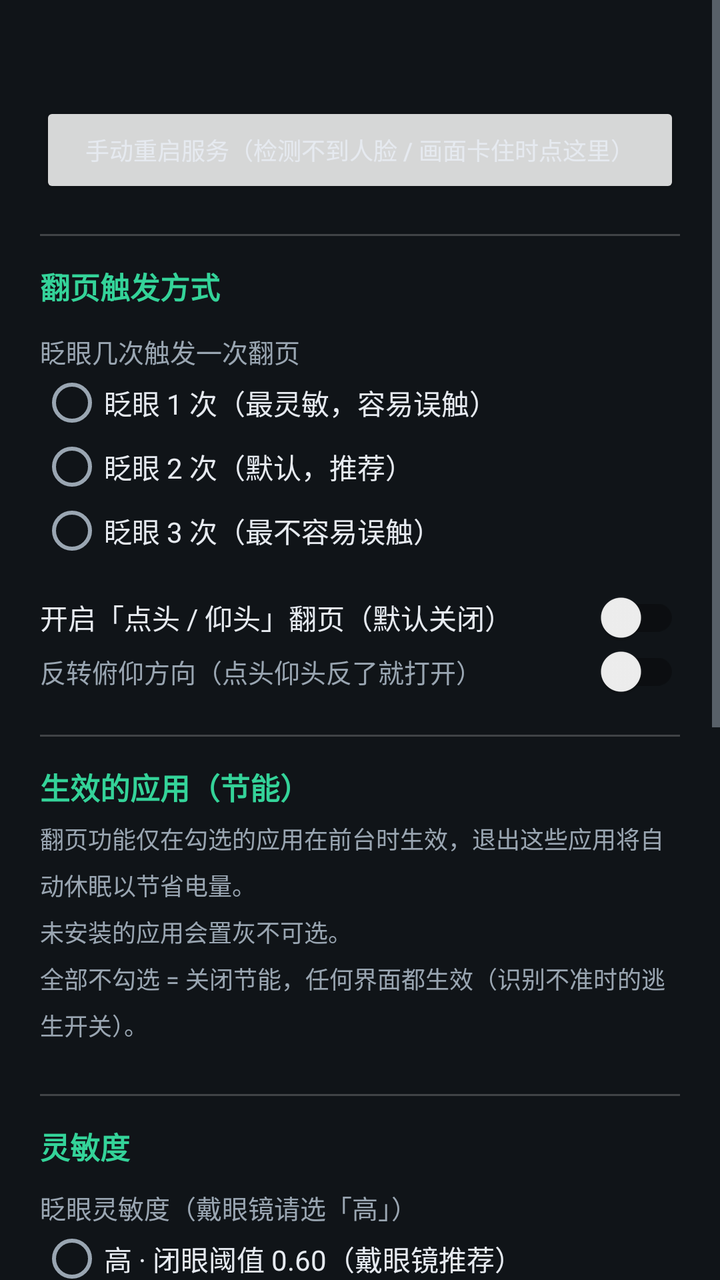
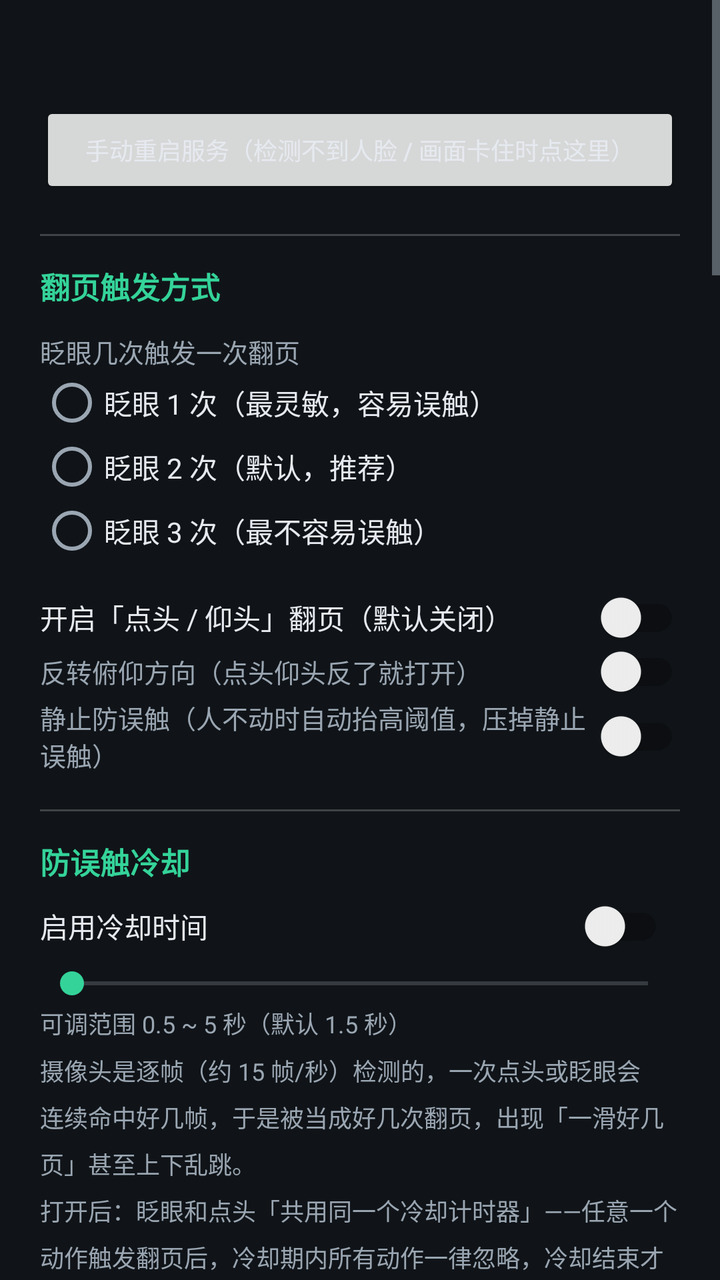

Compare the two renders of this Android layout. The source of the first and the diff that turns it into the second are given below.
<!-- AndroidManifest.xml: application theme Theme.GazeScroll -->
<!-- res/layout/activity_main.xml -->
<?xml version="1.0" encoding="utf-8"?>
<ScrollView xmlns:android="http://schemas.android.com/apk/res/android"
    android:layout_width="match_parent"
    android:layout_height="match_parent"
    android:background="@color/bg"
    android:fillViewport="true">

    <LinearLayout
        android:layout_width="match_parent"
        android:layout_height="wrap_content"
        android:orientation="vertical"
        android:padding="20dp">

        
        <TextView
            android:id="@+id/tvHint"
            android:layout_width="match_parent"
            android:layout_height="wrap_content"
            android:clickable="true"
            android:focusable="true"
            android:lineSpacingMultiplier="1.35"
            android:textColor="@color/on_surface"
            android:textSize="14sp" />

        <Button
            android:id="@+id/btnRestartService"
            android:layout_width="match_parent"
            android:layout_height="wrap_content"
            android:layout_marginTop="12dp"
            android:text="@string/btn_restart_service"
            android:textSize="12sp" />

        <View
            android:layout_width="match_parent"
            android:layout_height="1dp"
            android:layout_marginTop="18dp"
            android:layout_marginBottom="14dp"
            android:background="#33FFFFFF" />

        <TextView
            android:layout_width="match_parent"
            android:layout_height="wrap_content"
            android:text="@string/settings_title"
            android:textColor="@color/accent"
            android:textSize="15sp"
            android:textStyle="bold" />

        <TextView
            android:layout_width="match_parent"
            android:layout_height="wrap_content"
            android:layout_marginTop="12dp"
            android:text="@string/settings_blink_count"
            android:textColor="@color/on_surface_dim"
            android:textSize="13sp" />

        <RadioGroup
            android:id="@+id/rgBlinkCount"
            android:layout_width="match_parent"
            android:layout_height="wrap_content"
            android:orientation="vertical">

            <RadioButton
                android:id="@+id/rbBlink1"
                android:layout_width="match_parent"
                android:layout_height="wrap_content"
                android:text="@string/settings_blink_1"
                android:textColor="@color/on_surface"
                android:textSize="14sp" />

            <RadioButton
                android:id="@+id/rbBlink2"
                android:layout_width="match_parent"
                android:layout_height="wrap_content"
                android:text="@string/settings_blink_2"
                android:textColor="@color/on_surface"
                android:textSize="14sp" />

            <RadioButton
                android:id="@+id/rbBlink3"
                android:layout_width="match_parent"
                android:layout_height="wrap_content"
                android:text="@string/settings_blink_3"
                android:textColor="@color/on_surface"
                android:textSize="14sp" />
        </RadioGroup>

        <androidx.appcompat.widget.SwitchCompat
            android:id="@+id/switchHeadPose"
            android:layout_width="match_parent"
            android:layout_height="wrap_content"
            android:layout_marginTop="14dp"
            android:text="@string/settings_head_pose"
            android:textColor="@color/on_surface"
            android:textSize="14sp" />

        <androidx.appcompat.widget.SwitchCompat
            android:id="@+id/switchHeadInvert"
            android:layout_width="match_parent"
            android:layout_height="wrap_content"
            android:text="@string/settings_head_invert"
            android:textColor="@color/on_surface_dim"
            android:textSize="13sp" />

        <View
            android:layout_width="match_parent"
            android:layout_height="1dp"
            android:layout_marginTop="18dp"
            android:layout_marginBottom="14dp"
            android:background="#33FFFFFF" />

        <TextView
            android:layout_width="match_parent"
            android:layout_height="wrap_content"
            android:text="@string/settings_targets_title"
            android:textColor="@color/accent"
            android:textSize="15sp"
            android:textStyle="bold" />

        <TextView
            android:layout_width="match_parent"
            android:layout_height="wrap_content"
            android:layout_marginTop="6dp"
            android:lineSpacingMultiplier="1.35"
            android:text="@string/settings_targets_hint"
            android:textColor="@color/on_surface_dim"
            android:textSize="12sp" />

        
        <LinearLayout
            android:id="@+id/llTargetApps"
            android:layout_width="match_parent"
            android:layout_height="wrap_content"
            android:layout_marginTop="8dp"
            android:orientation="vertical" />

        <TextView
            android:id="@+id/tvTargetsNone"
            android:layout_width="match_parent"
            android:layout_height="wrap_content"
            android:paddingTop="4dp"
            android:text="@string/settings_targets_none"
            android:textColor="@color/state_cooldown"
            android:textSize="12sp"
            android:visibility="gone" />

        <View
            android:layout_width="match_parent"
            android:layout_height="1dp"
            android:layout_marginTop="18dp"
            android:layout_marginBottom="14dp"
            android:background="#33FFFFFF" />

        <TextView
            android:layout_width="match_parent"
            android:layout_height="wrap_content"
            android:text="@string/settings_sensitivity_title"
            android:textColor="@color/accent"
            android:textSize="15sp"
            android:textStyle="bold" />

        <TextView
            android:layout_width="match_parent"
            android:layout_height="wrap_content"
            android:layout_marginTop="10dp"
            android:text="@string/settings_blink_sensitivity"
            android:textColor="@color/on_surface_dim"
            android:textSize="13sp" />

        <RadioGroup
            android:id="@+id/rgBlinkSensitivity"
            android:layout_width="match_parent"
            android:layout_height="wrap_content"
            android:orientation="vertical">

            <RadioButton
                android:id="@+id/rbBlinkHigh"
                android:layout_width="match_parent"
                android:layout_height="wrap_content"
                android:text="@string/settings_blink_high"
                android:textColor="@color/on_surface"
                android:textSize="14sp" />

            <RadioButton
                android:id="@+id/rbBlinkMedium"
                android:layout_width="match_parent"
                android:layout_height="wrap_content"
                android:text="@string/settings_blink_medium"
                android:textColor="@color/on_surface"
                android:textSize="14sp" />

            <RadioButton
                android:id="@+id/rbBlinkLow"
                android:layout_width="match_parent"
                android:layout_height="wrap_content"
                android:text="@string/settings_blink_low"
                android:textColor="@color/on_surface"
                android:textSize="14sp" />
        </RadioGroup>

        <TextView
            android:layout_width="match_parent"
            android:layout_height="wrap_content"
            android:layout_marginTop="10dp"
            android:text="@string/settings_head_sensitivity"
            android:textColor="@color/on_surface_dim"
            android:textSize="13sp" />

        <RadioGroup
            android:id="@+id/rgHeadSensitivity"
            android:layout_width="match_parent"
            android:layout_height="wrap_content"
            android:orientation="vertical">

            <RadioButton
                android:id="@+id/rbHeadHigh"
                android:layout_width="match_parent"
                android:layout_height="wrap_content"
                android:text="@string/settings_head_high"
                android:textColor="@color/on_surface"
                android:textSize="14sp" />

            <RadioButton
                android:id="@+id/rbHeadMedium"
                android:layout_width="match_parent"
                android:layout_height="wrap_content"
                android:text="@string/settings_head_medium"
                android:textColor="@color/on_surface"
                android:textSize="14sp" />

            <RadioButton
                android:id="@+id/rbHeadLow"
                android:layout_width="match_parent"
                android:layout_height="wrap_content"
                android:text="@string/settings_head_low"
                android:textColor="@color/on_surface"
                android:textSize="14sp" />
        </RadioGroup>

        <TextView
            android:layout_width="match_parent"
            android:layout_height="wrap_content"
            android:layout_marginTop="14dp"
            android:text="@string/settings_live_title"
            android:textColor="@color/accent"
            android:textSize="15sp"
            android:textStyle="bold" />

        <TextView
            android:layout_width="match_parent"
            android:layout_height="wrap_content"
            android:layout_marginTop="4dp"
            android:lineSpacingMultiplier="1.3"
            android:text="@string/settings_live_hint"
            android:textColor="@color/on_surface_dim"
            android:textSize="12sp" />

        <TextView
            android:id="@+id/tvLiveValues"
            android:layout_width="match_parent"
            android:layout_height="wrap_content"
            android:layout_marginTop="6dp"
            android:fontFamily="monospace"
            android:lineSpacingMultiplier="1.35"
            android:text="@string/settings_live_empty"
            android:textColor="@color/on_surface"
            android:textSize="13sp" />

        <TextView
            android:layout_width="match_parent"
            android:layout_height="wrap_content"
            android:layout_marginTop="14dp"
            android:lineSpacingMultiplier="1.35"
            android:text="@string/settings_footer"
            android:textColor="@color/on_surface_dim"
            android:textSize="12sp" />
    </LinearLayout>
</ScrollView>
<!-- resources referenced by this layout -->
<resources>
  <color name="accent">#FF34D399</color>
  <color name="bg">#FF101418</color>
  <color name="on_surface">#FFE6EAF0</color>
  <color name="on_surface_dim">#FF9AA6B2</color>
  <color name="state_cooldown">#FFFBBF24</color>
  <string name="settings_blink_1">眨眼 1 次（最灵敏，容易误触）</string>
  <string name="settings_blink_2">眨眼 2 次（默认，推荐）</string>
  <string name="settings_blink_3">眨眼 3 次（最不容易误触）</string>
  <string name="settings_blink_count">眨眼几次触发一次翻页</string>
  <string name="settings_footer">点头向下 = 上一个视频；仰头向上 = 下一个视频。\n头部动作要在 0.5 秒内完成、并保持 0.2 秒才会触发，触发后冷却 2 秒。\n基准线自动学习（滑动窗口中位数），不需要手动校准。\n\n改完设置会立即保存并生效，可以返回桌面了。</string>
  <string name="settings_head_high">高 · 6°（轻点即可）</string>
  <string name="settings_head_low">低 · 12°（需要明显动作）</string>
  <string name="settings_head_medium">中 · 8°（默认）</string>
  <string name="settings_head_sensitivity">点头 / 仰头灵敏度</string>
  <string name="settings_live_empty">（未检测到人脸）</string>
  <string name="settings_live_title">实时数值（用来挑灵敏度）</string>
  <string name="settings_sensitivity_title">灵敏度</string>
  <string name="settings_targets_none">没有勾选任何应用，翻页不会生效。</string>
  <string name="settings_targets_title">生效的应用（节能）</string>
  <string name="settings_title">翻页触发方式</string>
  <!-- unchanged entries left out for length: 10 -->
</resources>

<!-- the commit's change to res/layout/activity_main.xml (unified diff, before → after) -->
@@ -101,6 +101,404 @@
             android:textColor="@color/on_surface_dim"
             android:textSize="13sp" />
 
+        
+        <androidx.appcompat.widget.SwitchCompat
+            android:id="@+id/switchStaticLock"
+            android:layout_width="match_parent"
+            android:layout_height="wrap_content"
+            android:text="@string/settings_static_lock"
+            android:textColor="@color/on_surface_dim"
+            android:textSize="13sp" />
+
+        <View
+            android:layout_width="match_parent"
+            android:layout_height="1dp"
+            android:layout_marginTop="18dp"
+            android:layout_marginBottom="14dp"
+            android:background="#33FFFFFF" />
+
+        <TextView
+            android:layout_width="match_parent"
+            android:layout_height="wrap_content"
+            android:text="@string/settings_cooldown_title"
+            android:textColor="@color/accent"
+            android:textSize="15sp"
+            android:textStyle="bold" />
+
+        
+        <LinearLayout
+            android:layout_width="match_parent"
+            android:layout_height="wrap_content"
+            android:layout_marginTop="8dp"
+            android:baselineAligned="true"
+            android:gravity="center_vertical"
+            android:orientation="horizontal">
+
+            <androidx.appcompat.widget.SwitchCompat
+                android:id="@+id/switchGlobalCooldown"
+                android:layout_width="0dp"
+                android:layout_height="wrap_content"
+                android:layout_weight="1"
+                android:text="@string/settings_cooldown_switch"
+                android:textColor="@color/on_surface"
+                android:textSize="14sp" />
+
+            <TextView
+                android:id="@+id/tvCooldownValue"
+                android:layout_width="wrap_content"
+                android:layout_height="wrap_content"
+                android:layout_marginStart="8dp"
+                android:fontFamily="monospace"
+                android:textColor="@color/accent"
+                android:textSize="14sp" />
+        </LinearLayout>
+
+        
+        <SeekBar
+            android:id="@+id/seekCooldown"
+            android:layout_width="match_parent"
+            android:layout_height="wrap_content"
+            android:layout_marginTop="6dp"
+            android:max="18" />
+        <TextView
+            android:id="@+id/tvCooldownRange"
+            android:layout_width="match_parent"
+            android:layout_height="wrap_content"
+            android:layout_marginTop="2dp"
+            android:text="@string/settings_cooldown_range"
+            android:textColor="@color/on_surface_dim"
+            android:textSize="12sp" />
+
+        <TextView
+            android:layout_width="match_parent"
+            android:layout_height="wrap_content"
+            android:layout_marginTop="6dp"
+            android:lineSpacingMultiplier="1.35"
+            android:text="@string/settings_cooldown_hint"
+            android:textColor="@color/on_surface_dim"
+            android:textSize="12sp" />
+
+        <TextView
+            android:id="@+id/tvCooldownLive"
+            android:layout_width="match_parent"
+            android:layout_height="wrap_content"
+            android:layout_marginTop="4dp"
+            android:text="@string/settings_cooldown_live_off"
+            android:textColor="@color/on_surface_dim"
+            android:textSize="12sp" />
+
+        <View
+            android:layout_width="match_parent"
+            android:layout_height="1dp"
+            android:layout_marginTop="18dp"
+            android:layout_marginBottom="14dp"
+            android:background="#33FFFFFF" />
+
+        
+
+        <TextView
+            android:layout_width="match_parent"
+            android:layout_height="wrap_content"
+            android:text="@string/settings_horiz_title"
+            android:textColor="@color/accent"
+            android:textSize="15sp"
+            android:textStyle="bold" />
+
+        <androidx.appcompat.widget.SwitchCompat
+            android:id="@+id/switchHorizontalSwipe"
+            android:layout_width="match_parent"
+            android:layout_height="wrap_content"
+            android:layout_marginTop="8dp"
+            android:text="@string/settings_horiz_switch"
+            android:textColor="@color/on_surface"
+            android:textSize="14sp" />
+
+        <TextView
+            android:layout_width="match_parent"
+            android:layout_height="wrap_content"
+            android:layout_marginTop="6dp"
+            android:lineSpacingMultiplier="1.35"
+            android:text="@string/settings_horiz_hint"
+            android:textColor="@color/on_surface_dim"
+            android:textSize="12sp" />
+
+        <TextView
+            android:id="@+id/tvHorizThreshold"
+            android:layout_width="match_parent"
+            android:layout_height="wrap_content"
+            android:layout_marginTop="10dp"
+            android:text="@string/settings_horiz_threshold"
+            android:textColor="@color/on_surface_dim"
+            android:textSize="13sp" />
+
+        <RadioGroup
+            android:id="@+id/rgHorizSensitivity"
+            android:layout_width="match_parent"
+            android:layout_height="wrap_content"
+            android:orientation="vertical">
+
+            <RadioButton
+                android:id="@+id/rbHorizHigh"
+                android:layout_width="match_parent"
+                android:layout_height="wrap_content"
+                android:text="@string/settings_horiz_high"
+                android:textColor="@color/on_surface"
+                android:textSize="14sp" />
+
+            <RadioButton
+                android:id="@+id/rbHorizMedium"
+                android:layout_width="match_parent"
+                android:layout_height="wrap_content"
+                android:text="@string/settings_horiz_medium"
+                android:textColor="@color/on_surface"
+                android:textSize="14sp" />
+
+            <RadioButton
+                android:id="@+id/rbHorizLow"
+                android:layout_width="match_parent"
+                android:layout_height="wrap_content"
+                android:text="@string/settings_horiz_low"
+                android:textColor="@color/on_surface"
+                android:textSize="14sp" />
+        </RadioGroup>
+
+        <androidx.appcompat.widget.SwitchCompat
+            android:id="@+id/switchHorizInvert"
+            android:layout_width="match_parent"
+            android:layout_height="wrap_content"
+            android:text="@string/settings_horiz_invert"
+            android:textColor="@color/on_surface_dim"
+            android:textSize="13sp" />
+
+        <View
+            android:layout_width="match_parent"
+            android:layout_height="1dp"
+            android:layout_marginTop="18dp"
+            android:layout_marginBottom="14dp"
+            android:background="#33FFFFFF" />
+
+        
+
+        <TextView
+            android:layout_width="match_parent"
+            android:layout_height="wrap_content"
+            android:text="@string/settings_mouth_title"
+            android:textColor="@color/accent"
+            android:textSize="15sp"
+            android:textStyle="bold" />
+
+        <androidx.appcompat.widget.SwitchCompat
+            android:id="@+id/switchMouthTap"
+            android:layout_width="match_parent"
+            android:layout_height="wrap_content"
+            android:layout_marginTop="8dp"
+            android:text="@string/settings_mouth_switch"
+            android:textColor="@color/on_surface"
+            android:textSize="14sp" />
+
+        <TextView
+            android:layout_width="match_parent"
+            android:layout_height="wrap_content"
+            android:layout_marginTop="6dp"
+            android:lineSpacingMultiplier="1.35"
+            android:text="@string/settings_mouth_hint"
+            android:textColor="@color/on_surface_dim"
+            android:textSize="12sp" />
+
+        <TextView
+            android:id="@+id/tvMouthThreshold"
+            android:layout_width="match_parent"
+            android:layout_height="wrap_content"
+            android:layout_marginTop="10dp"
+            android:text="@string/settings_mouth_sensitivity"
+            android:textColor="@color/on_surface_dim"
+            android:textSize="13sp" />
+
+        <RadioGroup
+            android:id="@+id/rgMouthSensitivity"
+            android:layout_width="match_parent"
+            android:layout_height="wrap_content"
+            android:orientation="vertical">
+
+            <RadioButton
+                android:id="@+id/rbMouthHigh"
+                android:layout_width="match_parent"
+                android:layout_height="wrap_content"
+                android:text="@string/settings_mouth_high"
+                android:textColor="@color/on_surface"
+                android:textSize="14sp" />
+
+            <RadioButton
+                android:id="@+id/rbMouthMedium"
+                android:layout_width="match_parent"
+                android:layout_height="wrap_content"
+                android:text="@string/settings_mouth_medium"
+                android:textColor="@color/on_surface"
+                android:textSize="14sp" />
+
+            <RadioButton
+                android:id="@+id/rbMouthLow"
+                android:layout_width="match_parent"
+                android:layout_height="wrap_content"
+                android:text="@string/settings_mouth_low"
+                android:textColor="@color/on_surface"
+                android:textSize="14sp" />
+        </RadioGroup>
+
+        <View
+            android:layout_width="match_parent"
+            android:layout_height="1dp"
+            android:layout_marginTop="18dp"
+            android:layout_marginBottom="14dp"
+            android:background="#33FFFFFF" />
+
+        
+
+        <TextView
+            android:layout_width="match_parent"
+            android:layout_height="wrap_content"
+            android:text="@string/settings_adaptive_title"
+            android:textColor="@color/accent"
+            android:textSize="15sp"
+            android:textStyle="bold" />
+
+        <androidx.appcompat.widget.SwitchCompat
+            android:id="@+id/switchAdaptiveSwipe"
+            android:layout_width="match_parent"
+            android:layout_height="wrap_content"
+            android:layout_marginTop="8dp"
+            android:text="@string/settings_adaptive_switch"
+            android:textColor="@color/on_surface"
+            android:textSize="14sp" />
+
+        <TextView
+            android:layout_width="match_parent"
+            android:layout_height="wrap_content"
+            android:layout_marginTop="6dp"
+            android:lineSpacingMultiplier="1.35"
+            android:text="@string/settings_adaptive_hint"
+            android:textColor="@color/on_surface_dim"
+            android:textSize="12sp" />
+
+        <TextView
+            android:id="@+id/tvSwipeProfile"
+            android:layout_width="match_parent"
+            android:layout_height="wrap_content"
+            android:layout_marginTop="6dp"
+            android:fontFamily="monospace"
+            android:lineSpacingMultiplier="1.3"
+            android:text="@string/settings_adaptive_current_empty"
+            android:textColor="@color/on_surface"
+            android:textSize="12sp" />
+
+        
+
+        <LinearLayout
+            android:layout_width="match_parent"
+            android:layout_height="wrap_content"
+            android:layout_marginTop="14dp"
+            android:baselineAligned="true"
+            android:gravity="center_vertical"
+            android:orientation="horizontal">
+
+            <TextView
+                android:layout_width="0dp"
+                android:layout_height="wrap_content"
+                android:layout_weight="1"
+                android:text="@string/settings_softness_title"
+                android:textColor="@color/on_surface_dim"
+                android:textSize="13sp" />
+
+            <Button
+                android:id="@+id/btnResetListDistance"
+                style="?android:attr/borderlessButtonStyle"
+                android:layout_width="wrap_content"
+                android:layout_height="wrap_content"
+                android:minWidth="0dp"
+                android:paddingStart="8dp"
+                android:paddingEnd="8dp"
+                android:text="@string/settings_softness_reset"
+                android:textColor="@color/accent"
+                android:textSize="12sp" />
+        </LinearLayout>
+
+        <TextView
+            android:id="@+id/tvListDistanceValue"
+            android:layout_width="match_parent"
+            android:layout_height="wrap_content"
+            android:fontFamily="monospace"
+            android:textColor="@color/accent"
+            android:textSize="14sp" />
+
+        
+        <SeekBar
+            android:id="@+id/seekListDistance"
+            android:layout_width="match_parent"
+            android:layout_height="wrap_content"
+            android:layout_marginTop="4dp"
+            android:max="20" />
+
+        <TextView
+            android:layout_width="match_parent"
+            android:layout_height="wrap_content"
+            android:layout_marginTop="2dp"
+            android:text="@string/settings_softness_range"
+            android:textColor="@color/on_surface_dim"
+            android:textSize="12sp" />
+
+        <View
+            android:layout_width="match_parent"
+            android:layout_height="1dp"
+            android:layout_marginTop="18dp"
+            android:layout_marginBottom="14dp"
+            android:background="#33FFFFFF" />
+
+        <View
+            android:layout_width="match_parent"
+            android:layout_height="1dp"
+            android:layout_marginTop="18dp"
+            android:layout_marginBottom="14dp"
+            android:background="#33FFFFFF" />
+
+        
+
+        <TextView
+            android:layout_width="match_parent"
+            android:layout_height="wrap_content"
+            android:text="@string/settings_global_paging_title"
+            android:textColor="@color/accent"
+            android:textSize="15sp"
+            android:textStyle="bold" />
+
+        <androidx.appcompat.widget.SwitchCompat
+            android:id="@+id/switchGlobalPaging"
+            android:layout_width="match_parent"
+            android:layout_height="wrap_content"
+            android:layout_marginTop="8dp"
+            android:text="@string/settings_global_paging_switch"
+            android:textColor="@color/on_surface"
+            android:textSize="14sp" />
+
+        <TextView
+            android:layout_width="match_parent"
+            android:layout_height="wrap_content"
+            android:layout_marginTop="6dp"
+            android:lineSpacingMultiplier="1.35"
+            android:text="@string/settings_global_paging_hint"
+            android:textColor="@color/on_surface_dim"
+            android:textSize="12sp" />
+
+        <TextView
+            android:id="@+id/tvGlobalPagingState"
+            android:layout_width="match_parent"
+            android:layout_height="wrap_content"
+            android:layout_marginTop="6dp"
+            android:fontFamily="monospace"
+            android:lineSpacingMultiplier="1.3"
+            android:text="@string/settings_global_paging_state_empty"
+            android:textColor="@color/on_surface"
+            android:textSize="12sp" />
+
         <View
             android:layout_width="match_parent"
             android:layout_height="1dp"
<!-- resource entries referenced after the edit -->
@@ -5,18 +5,50 @@
   <color name="on_surface">#FFE6EAF0</color>
   <color name="on_surface_dim">#FF9AA6B2</color>
   <color name="state_cooldown">#FFFBBF24</color>
+  <string name="settings_adaptive_current_empty">当前滑动配置：等待前台应用信息…</string>
+  <string name="settings_adaptive_hint">抖音是「一屏一个视频」，需要整屏滑动才能切换；微博、小红书是连续列表，同样幅度会一下滚过好几屏。\n打开后按当前前台应用自动切换：\n· 抖音 / 快手等：整屏 80% 快滑（130ms）\n· 微博 / 小红书 / 知乎等列表：按下面「滑动柔度」设定的幅度慢滑（默认 26% / 420ms）\n· 其他应用：40% / 300ms\n左右扭头滑动不参与自适应，保持原样。\n关闭后回到固定参数（80% / 100ms）。</string>
+  <string name="settings_adaptive_switch">按应用自动调整上下滑动幅度</string>
+  <string name="settings_adaptive_title">自适应滑动幅度</string>
   <string name="settings_blink_1">眨眼 1 次（最灵敏，容易误触）</string>
   <string name="settings_blink_2">眨眼 2 次（默认，推荐）</string>
   <string name="settings_blink_3">眨眼 3 次（最不容易误触）</string>
   <string name="settings_blink_count">眨眼几次触发一次翻页</string>
-  <string name="settings_footer">点头向下 = 上一个视频；仰头向上 = 下一个视频。\n头部动作要在 0.5 秒内完成、并保持 0.2 秒才会触发，触发后冷却 2 秒。\n基准线自动学习（滑动窗口中位数），不需要手动校准。\n\n改完设置会立即保存并生效，可以返回桌面了。</string>
+  <string name="settings_cooldown_hint">摄像头是逐帧（约 15 帧/秒）检测的，一次点头或眨眼会连续命中好几帧，于是被当成好几次翻页，出现「一滑好几页」甚至上下乱跳。\n打开后：眨眼和点头「共用同一个冷却计时器」——任意一个动作触发翻页后，冷却期内所有动作一律忽略，冷却结束才响应下一次。\n一次动作仍然翻一页、重复触发明显变多，就把这个时间调大。</string>
+  <string name="settings_cooldown_live_off">冷却：已关闭（每个动作每一帧都可能触发翻页）</string>
+  <string name="settings_cooldown_range">可调范围 0.5 ~ 5 秒（默认 1.5 秒）</string>
+  <string name="settings_cooldown_switch">启用冷却时间</string>
+  <string name="settings_cooldown_title">防误触冷却</string>
+  <string name="settings_footer">点头向下 = 上一个视频；仰头向上 = 下一个视频；左右扭头 = 左右滑动（需开启）。\n头部动作要在 0.5 秒内完成、并保持 0.2 秒才会触发。\n基准线自动学习（滑动窗口中位数），不需要手动校准。\n张嘴一次 = 点击屏幕中央（抖音等可暂停/播放视频），不会暂停本 App。\n\n改完设置会立即保存并生效，可以返回桌面了。</string>
+  <string name="settings_global_paging_hint">打开后不再受「生效的应用」列表限制：桌面、系统设置、任何 App 里眨眼 / 点头 / 扭头都能翻页。\n代价是摄像头会一直工作，比节能模式费电。\n想在桌面偶尔翻一下时打开它；只想刷视频时省电就关掉。</string>
+  <string name="settings_global_paging_state_empty">当前状态：—</string>
+  <string name="settings_global_paging_switch">在任何界面都能翻页（含桌面）</string>
+  <string name="settings_global_paging_title">全局使用翻页</string>
   <string name="settings_head_high">高 · 6°（轻点即可）</string>
   <string name="settings_head_low">低 · 12°（需要明显动作）</string>
   <string name="settings_head_medium">中 · 8°（默认）</string>
   <string name="settings_head_sensitivity">点头 / 仰头灵敏度</string>
+  <string name="settings_horiz_high">高 · 14°（轻轻偏头即可）</string>
+  <string name="settings_horiz_hint">扭头到设定角度并保持一下，就向对应方向滑一次。前后左右共用同一个冷却时间，所以不会和上下翻页同时发出。\n默认关闭。开启后如果左右相反，请打开下面的「反转左右方向」。</string>
+  <string name="settings_horiz_invert">反转左右方向（扭头方向反了就打开）</string>
+  <string name="settings_horiz_low">低 · 28°（需要明显扭头）</string>
+  <string name="settings_horiz_medium">中 · 20°（默认）</string>
+  <string name="settings_horiz_switch">启用「向左 / 向右扭头」滑动</string>
+  <string name="settings_horiz_threshold">扭头灵敏度</string>
+  <string name="settings_horiz_title">左右扭头滑动</string>
   <string name="settings_live_empty">（未检测到人脸）</string>
   <string name="settings_live_title">实时数值（用来挑灵敏度）</string>
+  <string name="settings_mouth_high">高 · 5%（轻微张嘴即可）</string>
+  <string name="settings_mouth_hint">张嘴一次 = 在屏幕中央点一下。抖音这类全屏播放器收到单击就会暂停 / 播放，所以这个动作交给目标 App 去响应。\n它**不会**暂停本 App：张嘴之后眨眼、点头、左右扭头照常翻页，不受任何影响。\n判定用的是「嘴到鼻底的距离 ÷ 人脸高度」，并按你本人自然闭嘴时的水平自动校准，所以离手机远近、机型都不影响。\n防连发：必须「闭嘴之后再次张嘴」才算下一次，一直张着嘴只会点一下。这是控制指令，不受全局冷却限制。</string>
+  <string name="settings_mouth_low">低 · 12%（需要明显张大）</string>
+  <string name="settings_mouth_medium">中 · 8%（默认）</string>
+  <string name="settings_mouth_sensitivity">张嘴灵敏度</string>
+  <string name="settings_mouth_switch">启用「张嘴点击屏幕中央」</string>
+  <string name="settings_mouth_title">张嘴 → 点击屏幕中央</string>
   <string name="settings_sensitivity_title">灵敏度</string>
+  <string name="settings_softness_range">可调范围 10% ~ 50% 屏高 · 拖动即时生效并自动保存</string>
+  <string name="settings_softness_reset">恢复默认</string>
+  <string name="settings_softness_title">自定义滑动柔度（列表类应用）</string>
+  <string name="settings_static_lock">静止防误触（人不动时自动抬高阈值，压掉静止误触）</string>
   <string name="settings_targets_none">没有勾选任何应用，翻页不会生效。</string>
   <string name="settings_targets_title">生效的应用（节能）</string>
   <string name="settings_title">翻页触发方式</string>
